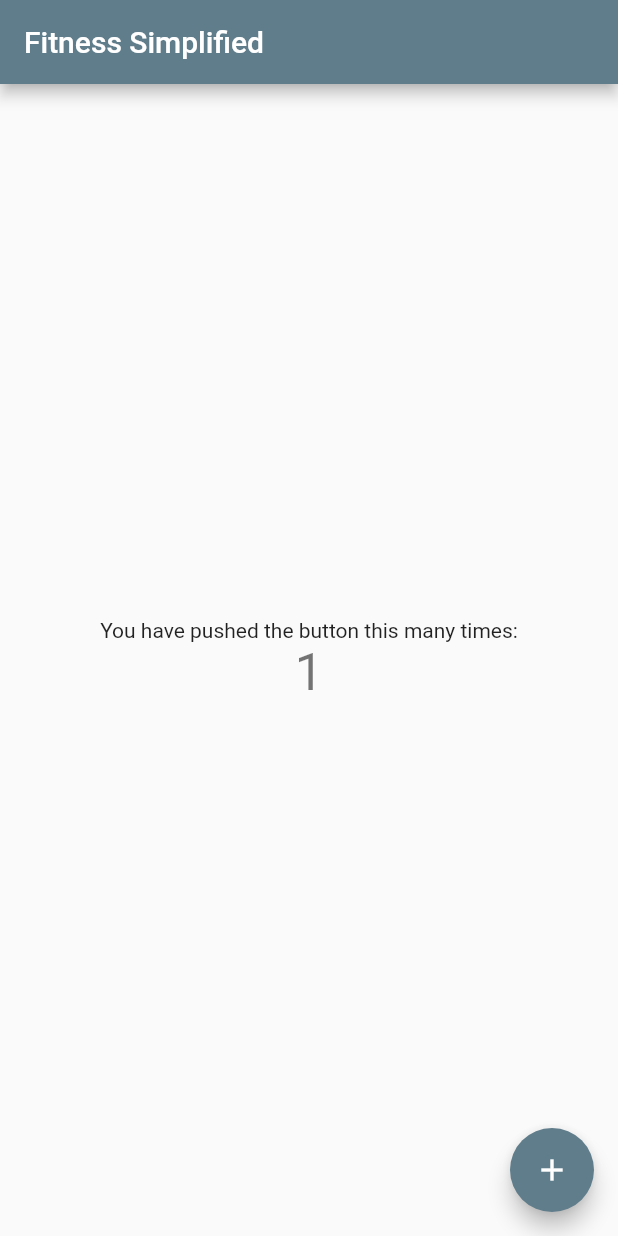
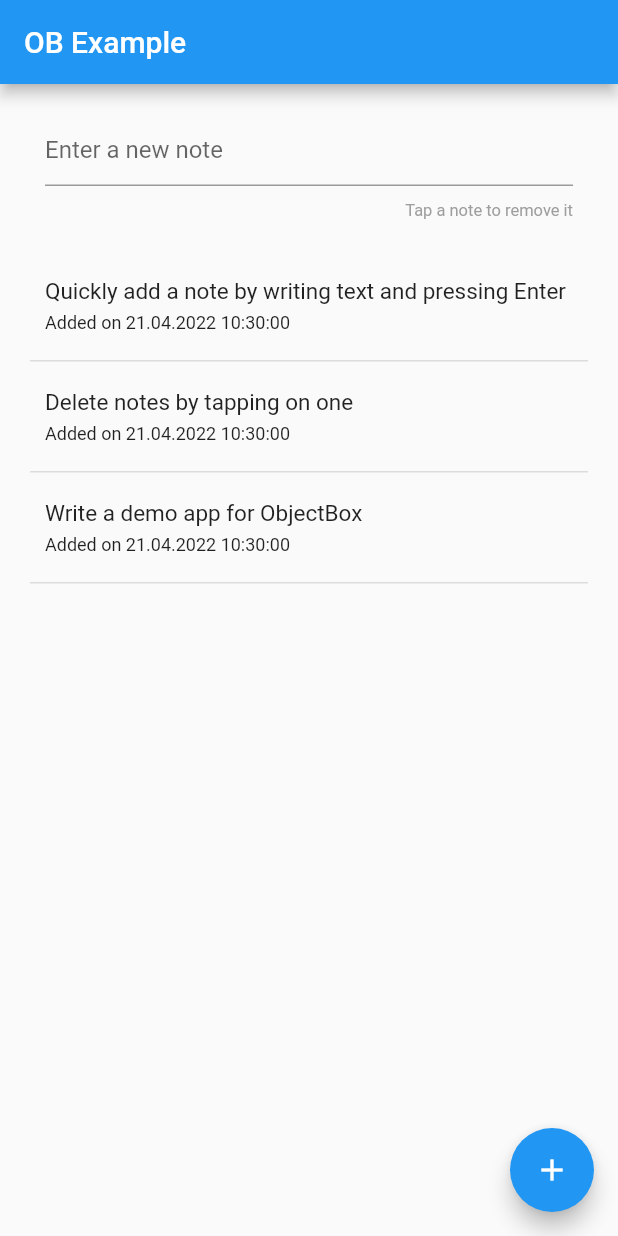
Before and after one commit to Blak3Nick/fitness_simplified, a Flutter app: the screen it shows after launch, after a tap on the "add" icon, on a phone screen of 412 x 824 dp. Run offline on Flutter 3.47's test engine with Material 2 defaults, Android fonts, the phone set to English and light mode, and no system bars; our stand-ins replace objectbox; generated files the repository leaves out were written again.

Commit message:
changed the entire project to mirror the notes project. Will adjust to fit the needs of the new project.

```diff
--- a/lib/main.dart
+++ b/lib/main.dart
@@ -1,81 +1,171 @@
+import 'dart:async';
+
 import 'package:flutter/material.dart';
 
+import 'models.dart';
 import 'objectbox.dart';
 
-void main() {
+
 /// Provides access to the ObjectBox Store throughout the app.
 late ObjectBox objectbox;
 
 Future<void> main() async {
-    // WidgetsFlutterBinding.ensureInitialized();
-    //
-    // objectbox = await ObjectBox.create();
+  // This is required so ObjectBox can get the application directory
+  // to store the database in.
+  WidgetsFlutterBinding.ensureInitialized();
 
+  objectbox = await ObjectBox.create();
 
-  }
   runApp(const MyApp());
 }
 
 class MyApp extends StatelessWidget {
   const MyApp({Key? key}) : super(key: key);
 
-  // This widget is the root of your application.
   @override
-  Widget build(BuildContext context) {
-    return MaterialApp(
-      title: 'Fitness',
-      theme: ThemeData(
-        primarySwatch: Colors.blueGrey,
-      ),
-      home: const MyHomePage(title: 'Fitness Simplified'),
+  Widget build(BuildContext context) => MaterialApp(
+    title: 'OB Example',
+    theme: ThemeData(primarySwatch: Colors.blue),
+    home: const MyHomePage(title: 'OB Example'),
   );
-  }
 }
 
 class MyHomePage extends StatefulWidget {
   const MyHomePage({Key? key, required this.title}) : super(key: key);
+
   final String title;
 
   @override
-  State<MyHomePage> createState() => _MyHomePageState();
+  _MyHomePageState createState() => _MyHomePageState();
 }
 
 class _MyHomePageState extends State<MyHomePage> {
-  int _counter = 0;
+  final _noteInputController = TextEditingController();
+  final _listController = StreamController<List<Note>>(sync: true);
 
-
-  void _incrementCounter() {
-    setState(() {
-      _counter++;
-    });
+  void _addNote() {
+    if (_noteInputController.text.isEmpty) return;
+    objectbox.noteBox.put(Note(_noteInputController.text));
+    _noteInputController.text = '';
   }
 
   @override
-  Widget build(BuildContext context) {
-    return Scaffold(
-      appBar: AppBar(
-        title: Text(widget.title),
+  void initState() {
+    super.initState();
+
+    setState(() {});
+
+    _listController.addStream(objectbox.queryStream.map((q) => q.find()));
+  }
+
+  @override
+  void dispose() {
+    _noteInputController.dispose();
+    _listController.close();
+    super.dispose();
+  }
+
+  GestureDetector Function(BuildContext, int) _itemBuilder(List<Note> notes) =>
+          (BuildContext context, int index) => GestureDetector(
+        onTap: () => objectbox.noteBox.remove(notes[index].id),
+        child: Row(
+          children: <Widget>[
+            Expanded(
+              child: Container(
+                decoration: const BoxDecoration(
+                    border:
+                    Border(bottom: BorderSide(color: Colors.black12))),
+                child: Padding(
+                  padding: const EdgeInsets.symmetric(
+                      vertical: 18.0, horizontal: 10.0),
+                  child: Column(
+                    crossAxisAlignment: CrossAxisAlignment.start,
+                    children: <Widget>[
+                      Text(
+                        notes[index].text,
+                        style: const TextStyle(
+                          fontSize: 15.0,
                         ),
-      body: Center(
-
-        child: Column(
-          mainAxisAlignment: MainAxisAlignment.center,
-          children: <Widget>[
-            const Text(
-              'You have pushed the button this many times:',
+                        // Provide a Key for the integration test
+                        key: Key('list_item_$index'),
                       ),
-            Text(
-              '$_counter',
-              style: Theme.of(context).textTheme.headline4,
+                      Padding(
+                        padding: const EdgeInsets.only(top: 5.0),
+                        child: Text(
+                          'Added on ${notes[index].dateFormat}',
+                          style: const TextStyle(
+                            fontSize: 12.0,
+                          ),
+                        ),
                       ),
                     ],
                   ),
                 ),
+              ),
+            ),
+          ],
+        ),
+      );
+
+  @override
+  Widget build(BuildContext context) => Scaffold(
+    appBar: AppBar(
+      title: Text(widget.title),
+    ),
+    body: Column(children: <Widget>[
+      Padding(
+        padding: const EdgeInsets.all(20.0),
+        child: Row(
+          children: <Widget>[
+            Expanded(
+              child: Column(
+                children: <Widget>[
+                  Padding(
+                    padding: const EdgeInsets.symmetric(horizontal: 10.0),
+                    child: TextField(
+                      decoration: const InputDecoration(
+                          hintText: 'Enter a new note'),
+                      controller: _noteInputController,
+                      onSubmitted: (value) => _addNote(),
+                      // Provide a Key for the integration test
+                      key: const Key('input'),
+                    ),
+                  ),
+                  const Padding(
+                    padding: EdgeInsets.only(top: 10.0, right: 10.0),
+                    child: Align(
+                      alignment: Alignment.centerRight,
+                      child: Text(
+                        'Tap a note to remove it',
+                        style: TextStyle(
+                          fontSize: 11.0,
+                          color: Colors.grey,
+                        ),
+                      ),
+                    ),
+                  ),
+                ],
+              ),
+            )
+          ],
+        ),
+      ),
+      Expanded(
+          child: StreamBuilder<List<Note>>(
+              stream: _listController.stream,
+              builder: (context, snapshot) => ListView.builder(
+                  shrinkWrap: true,
+                  padding: const EdgeInsets.symmetric(horizontal: 20.0),
+                  itemCount: snapshot.hasData ? snapshot.data!.length : 0,
+                  itemBuilder: _itemBuilder(snapshot.data ?? []))))
+    ]),
+    // We need a separate submit button because flutter_driver integration
+    // test doesn't support submitting a TextField using "enter" key.
+    // See https://github.com/flutter/flutter/issues/9383
     floatingActionButton: FloatingActionButton(
-        onPressed: _incrementCounter,
-        tooltip: 'Increment',
+      key: const Key('submit'),
+      onPressed: _addNote,
       child: const Icon(Icons.add),
     ),
   );
 }
-}
--- a/lib/models.dart
+++ b/lib/models.dart
@@ -1,11 +1,23 @@
+
+import 'package:intl/intl.dart';
 import 'package:objectbox/objectbox.dart';
 
+import 'objectbox.g.dart';
+
+// ignore_for_file: public_member_api_docs
+
 @Entity()
-class KettlebellExercise {
-  // Annotate with @Id() if name isn't "id" (case insensitive).
-  int id = 0;
-  String? name;
-  int reps = -1;
-  int workPeriod = 30;
-  int restPeriod = 10;
+class Note {
+  int id;
+
+  String text;
+  String? comment;
+
+  /// Note: Stored in milliseconds without time zone info.
+  DateTime date;
+
+  Note(this.text, {this.id = 0, this.comment, DateTime? date})
+      : date = date ?? DateTime.now();
+
+  String get dateFormat => DateFormat('dd.MM.yyyy hh:mm:ss').format(date);
 }
--- a/lib/objectbox.dart
+++ b/lib/objectbox.dart
@@ -1,18 +1,30 @@
+import 'models.dart';
 import 'objectbox.g.dart'; // created by `flutter pub run build_runner build`
 
+/// Provides access to the ObjectBox Store throughout the app.
+///
+/// Create this in the apps main function.
 class ObjectBox {
-
   /// The Store of this app.
   late final Store store;
 
-  /// A Box of kettlebell exercises.
-  late final Box<KettlebellExercise_> kettlebellExercises;
+  /// A Box of notes.
+  late final Box<Note> noteBox;
 
-  /// A stream of all  kettlebell exercises ordered by date.
-  late final Stream<Query<KettlebellExercise_>> queryStream;
+  /// A stream of all notes ordered by date.
+  late final Stream<Query<Note>> queryStream;
 
   ObjectBox._create(this.store) {
-    // Add any additional setup code, e.g. build queries.
+    noteBox = Box<Note>(store);
+
+    final qBuilder = noteBox.query()
+      ..order(Note_.date, flags: Order.descending);
+    queryStream = qBuilder.watch(triggerImmediately: true);
+
+    // Add some demo data if the box is empty.
+    if (noteBox.isEmpty()) {
+      _putDemoData();
+    }
   }
 
   /// Create an instance of ObjectBox to use throughout the app.
@@ -22,9 +34,12 @@ class ObjectBox {
     return ObjectBox._create(store);
   }
 
-  void addKettlebellExercises() {
-    final kbells = [
-
+  void _putDemoData() {
+    final demoNotes = [
+      Note('Quickly add a note by writing text and pressing Enter'),
+      Note('Delete notes by tapping on one'),
+      Note('Write a demo app for ObjectBox')
     ];
+    noteBox.putMany(demoNotes);
   }
 }
--- a/pubspec.yaml
+++ b/pubspec.yaml
@@ -28,6 +28,7 @@ environment:
 # versions available, run `flutter pub outdated`.
 dependencies:
   objectbox: ^1.4.0
+  intl: ^0.17.0
   objectbox_flutter_libs: any
   flutter:
     sdk: flutter
```
Also changed, not shown: lib/objectbox-model.json (+21 -20 lines), pubspec.lock. Lines whose indentation alone changed are shown as unchanged.
